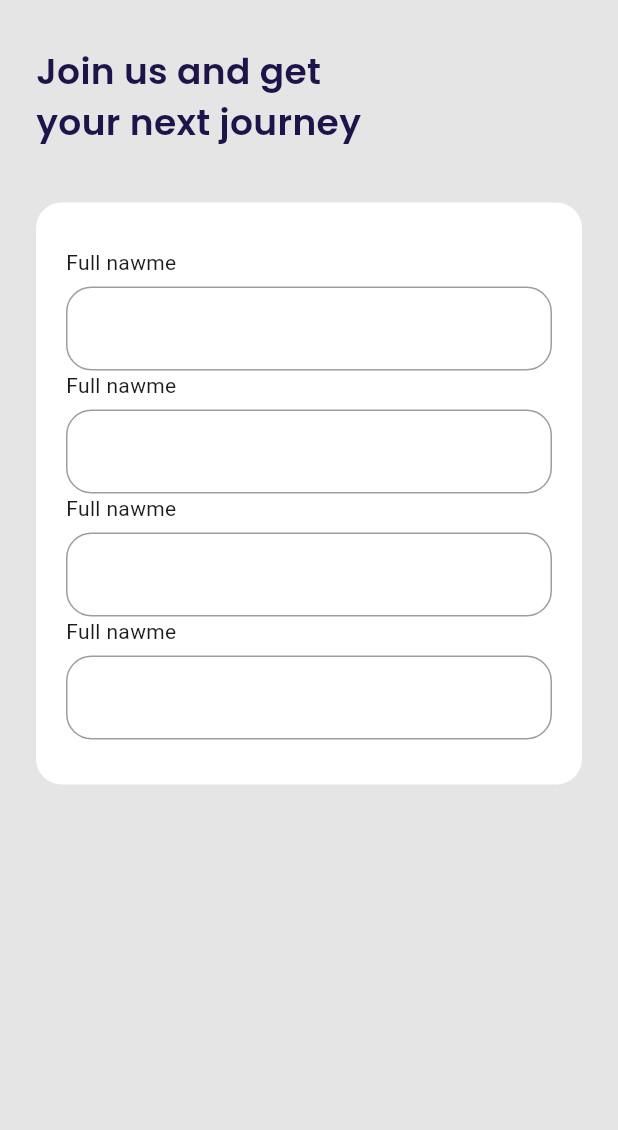
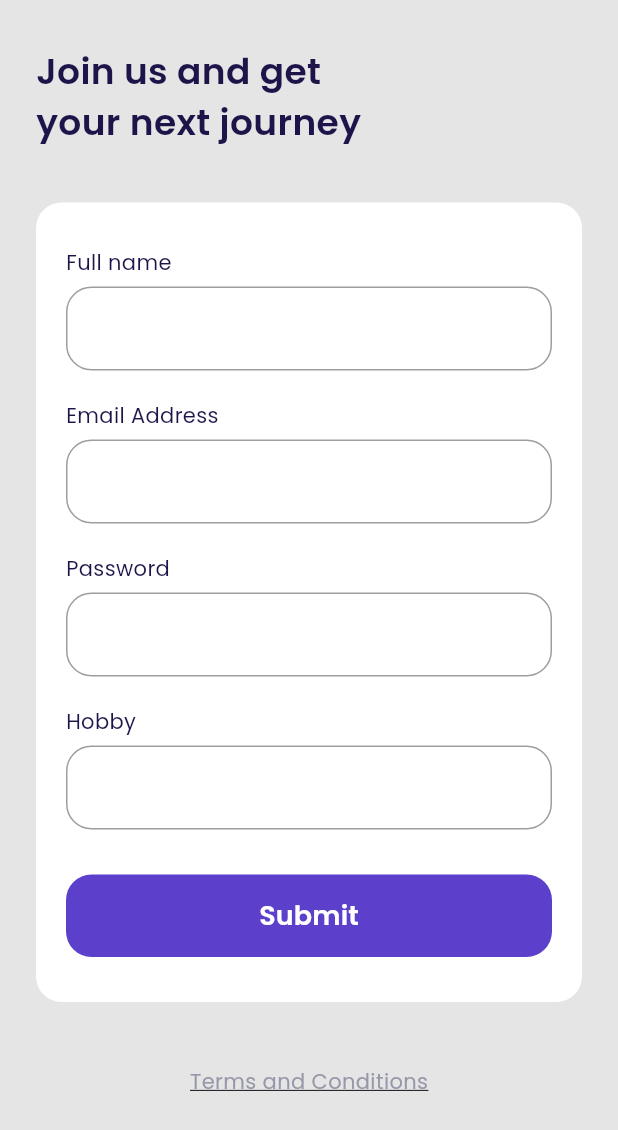
Before and after one commit to ahmadgalang/ticketapp, a Flutter app: the SignUpPage screen opened by its route, on a phone screen of 412 x 824 dp. Shown: the top 1130 px of the screen. Run offline on Flutter 3.47's test engine with Material 3 defaults, Android fonts, the phone set to English and light mode, and no system bars; our stand-ins replace google_fonts.

Commit message:
Slicing UI for develop sign up page

```diff
--- a/lib/ui/pages/sign_up_page.dart
+++ b/lib/ui/pages/sign_up_page.dart
@@ -25,7 +25,7 @@ class _SignUpPageState extends State<SignUpPage> {
                   blackTextStyle.copyWith(fontSize: 24, fontWeight: semiBold),
             ),
             Container(
-              margin: const EdgeInsets.only(top: 37),
+              margin: const EdgeInsets.only(top: 37, bottom: 43),
               width: double.infinity,
               padding: const EdgeInsets.symmetric(horizontal: 20, vertical: 30),
               decoration: BoxDecoration(
@@ -35,50 +35,28 @@ class _SignUpPageState extends State<SignUpPage> {
                 mainAxisAlignment: MainAxisAlignment.start,
                 children: [
                   Container(
+                    margin: const EdgeInsets.only(bottom: 20),
                     width: double.infinity,
                     child: Column(
                       crossAxisAlignment: CrossAxisAlignment.start,
                       children: [
-                        const Text('Full nawme'),
+                        Text(
+                          'Full name',
+                          style: blackTextStyle.copyWith(
+                              fontSize: 14, fontWeight: normal),
+                        ),
                         const SizedBox(height: 6),
                         TextFormField(
                           decoration: InputDecoration(
                             focusedBorder: OutlineInputBorder(
                               borderSide: BorderSide(
                                   color: kPrimaryColor,
-                                  width: 2), // Border saat fokus
+                                  width: 1), // Border saat fokus
                               borderRadius:
                                   BorderRadius.circular(defaultRadius),
                             ),
                             enabledBorder: OutlineInputBorder(
-                              borderSide: BorderSide(
-                                  color:
-                                      Colors.grey), // Border saat tidak fokus
-                              borderRadius:
-                                  BorderRadius.circular(defaultRadius),
-                            ),
-                          ),
-                        )
-                      ],
-                    ),
-                  ),Container(
-                    width: double.infinity,
-                    child: Column(
-                      crossAxisAlignment: CrossAxisAlignment.start,
-                      children: [
-                        const Text('Full nawme'),
-                        const SizedBox(height: 6),
-                        TextFormField(
-                          decoration: InputDecoration(
-                            focusedBorder: OutlineInputBorder(
-                              borderSide: BorderSide(
-                                  color: kPrimaryColor,
-                                  width: 2), // Border saat fokus
-                              borderRadius:
-                                  BorderRadius.circular(defaultRadius),
-                            ),
-                            enabledBorder: OutlineInputBorder(
-                              borderSide: BorderSide(
+                              borderSide: const BorderSide(
                                   color:
                                       Colors.grey), // Border saat tidak fokus
                               borderRadius:
@@ -89,24 +67,29 @@ class _SignUpPageState extends State<SignUpPage> {
                       ],
                     ),
                   ),
-                Container(
+                  Container(
+                    margin: const EdgeInsets.only(bottom: 20),
                     width: double.infinity,
                     child: Column(
                       crossAxisAlignment: CrossAxisAlignment.start,
                       children: [
-                        const Text('Full nawme'),
+                        Text(
+                          'Email Address',
+                          style: blackTextStyle.copyWith(
+                              fontSize: 14, fontWeight: normal),
+                        ),
                         const SizedBox(height: 6),
                         TextFormField(
                           decoration: InputDecoration(
                             focusedBorder: OutlineInputBorder(
                               borderSide: BorderSide(
                                   color: kPrimaryColor,
-                                  width: 2), // Border saat fokus
+                                  width: 1), // Border saat fokus
                               borderRadius:
                                   BorderRadius.circular(defaultRadius),
                             ),
                             enabledBorder: OutlineInputBorder(
-                              borderSide: BorderSide(
+                              borderSide: const BorderSide(
                                   color:
                                       Colors.grey), // Border saat tidak fokus
                               borderRadius:
@@ -117,24 +100,29 @@ class _SignUpPageState extends State<SignUpPage> {
                       ],
                     ),
                   ),
-                Container(
+                  Container(
+                    margin: const EdgeInsets.only(bottom: 20),
                     width: double.infinity,
                     child: Column(
                       crossAxisAlignment: CrossAxisAlignment.start,
                       children: [
-                        const Text('Full nawme'),
+                        Text(
+                          'Password',
+                          style: blackTextStyle.copyWith(
+                              fontSize: 14, fontWeight: normal),
+                        ),
                         const SizedBox(height: 6),
                         TextFormField(
                           decoration: InputDecoration(
                             focusedBorder: OutlineInputBorder(
                               borderSide: BorderSide(
                                   color: kPrimaryColor,
-                                  width: 2), // Border saat fokus
+                                  width: 1), // Border saat fokus
                               borderRadius:
                                   BorderRadius.circular(defaultRadius),
                             ),
                             enabledBorder: OutlineInputBorder(
-                              borderSide: BorderSide(
+                              borderSide: const BorderSide(
                                   color:
                                       Colors.grey), // Border saat tidak fokus
                               borderRadius:
@@ -145,10 +133,77 @@ class _SignUpPageState extends State<SignUpPage> {
                       ],
                     ),
                   ),
-
+                  Container(
+                    margin: const EdgeInsets.only(bottom: 20),
+                    width: double.infinity,
+                    child: Column(
+                      crossAxisAlignment: CrossAxisAlignment.start,
+                      children: [
+                        Text(
+                          'Hobby',
+                          style: blackTextStyle.copyWith(
+                              fontSize: 14, fontWeight: normal),
+                        ),
+                        const SizedBox(height: 6),
+                        TextFormField(
+                          decoration: InputDecoration(
+                            focusedBorder: OutlineInputBorder(
+                              borderSide: BorderSide(
+                                  color: kPrimaryColor,
+                                  width: 1), // Border saat fokus
+                              borderRadius:
+                                  BorderRadius.circular(defaultRadius),
+                            ),
+                            enabledBorder: OutlineInputBorder(
+                              borderSide: const BorderSide(
+                                  color:
+                                      Colors.grey), // Border saat tidak fokus
+                              borderRadius:
+                                  BorderRadius.circular(defaultRadius),
+                            ),
+                          ),
+                        )
+                      ],
+                    ),
+                  ),
+                  Container(
+                    margin: EdgeInsets.only(top: 10),
+                    height: 55,
+                    width: double.infinity,
+                    child: TextButton(
+                      style: TextButton.styleFrom(
+                        backgroundColor: kPrimaryColor,
+                        shape: RoundedRectangleBorder(
+                            borderRadius: BorderRadius.circular(defaultRadius)),
+                      ),
+                      onPressed: () {
+                        Navigator.pushNamed(context, '');
+                      },
+                      child: Text(
+                        'Submit',
+                        style: whiteTextStyle.copyWith(
+                          fontWeight: semiBold,
+                          fontSize: 18,
+                        ),
+                      ),
+                    ),
+                  )
                 ],
               ),
-            )
+            ),
+            Center(
+              child: GestureDetector(
+                onTap: () {
+                  if (kDebugMode) {
+                    print('object');
+                  }
+                },
+                child: Text(
+                  'Terms and Conditions',
+                  style: greyTextStyle.copyWith(fontSize: 14, fontWeight: normal, decoration: TextDecoration.underline),
+                ),
+              ),
+            ),
           ],
         ),
       ),
```
